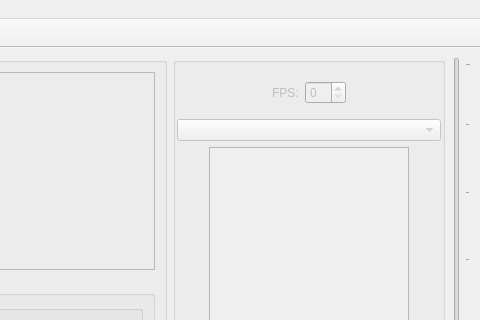
morevnaproject-org/papagayo-ng, file rsrc/papagayo-ng2.ui: the form before one commit; both pictures show x 544 to 1024 and y 0 to 320 of the 1024 by 768 pixel window.
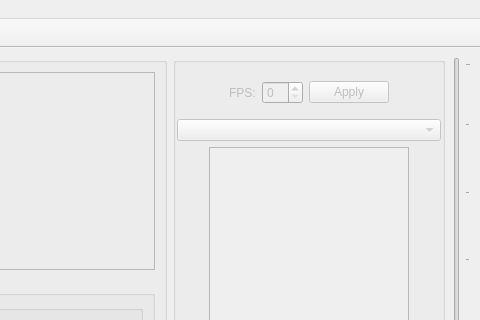
The form after the commit. Icons and pictures are not drawn. Custom widgets are drawn as their Qt base class.

Commit message: Add button to apply changes to the FPS, which behaves more reliable.

What changed in the file:
```diff
--- a/rsrc/papagayo-ng2.ui
+++ b/rsrc/papagayo-ng2.ui
@@ -338,6 +338,13 @@
             <item>
              <widget class="QSpinBox" name="fps_input"/>
             </item>
+            <item>
+             <widget class="QPushButton" name="apply_fps">
+              <property name="text">
+               <string>Apply</string>
+              </property>
+             </widget>
+            </item>
             <item>
              <spacer name="fps_spacer_right">
               <property name="orientation">
```
The commit also changes 1 other file.
